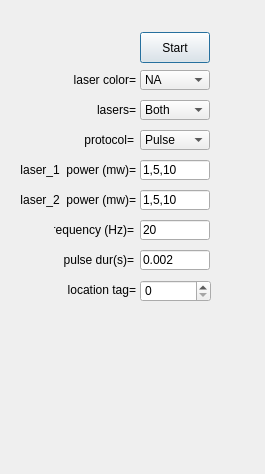
Above: src/foraging_gui/OpticalTagging.ui from AllenNeuralDynamics/dynamic-foraging-task before the change. Below: the same form after it.
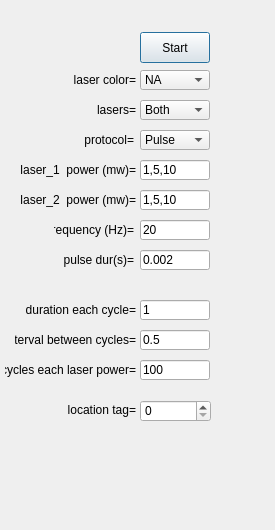
That is the form after the change.

What changed in the file:
```diff
--- a/src/foraging_gui/OpticalTagging.ui
+++ b/src/foraging_gui/OpticalTagging.ui
@@ -6,8 +6,8 @@
    <rect>
     <x>0</x>
     <y>0</y>
-    <width>265</width>
-    <height>474</height>
+    <width>275</width>
+    <height>530</height>
    </rect>
   </property>
   <property name="windowTitle">
@@ -413,7 +413,7 @@
    <property name="geometry">
     <rect>
      <x>60</x>
-     <y>280</y>
+     <y>400</y>
      <width>76</width>
      <height>20</height>
     </rect>
@@ -438,12 +438,171 @@
    <property name="geometry">
     <rect>
      <x>140</x>
-     <y>280</y>
+     <y>400</y>
      <width>71</width>
      <height>22</height>
     </rect>
    </property>
   </widget>
+  <widget class="QLabel" name="label1_18">
+   <property name="enabled">
+    <bool>true</bool>
+   </property>
+   <property name="geometry">
+    <rect>
+     <x>15</x>
+     <y>300</y>
+     <width>121</width>
+     <height>20</height>
+    </rect>
+   </property>
+   <property name="maximumSize">
+    <size>
+     <width>1000</width>
+     <height>16777215</height>
+    </size>
+   </property>
+   <property name="text">
+    <string>duration each cycle=</string>
+   </property>
+   <property name="textFormat">
+    <enum>Qt::AutoText</enum>
+   </property>
+   <property name="alignment">
+    <set>Qt::AlignRight|Qt::AlignTrailing|Qt::AlignVCenter</set>
+   </property>
+  </widget>
+  <widget class="QLineEdit" name="Duration_each_cycle">
+   <property name="enabled">
+    <bool>true</bool>
+   </property>
+   <property name="geometry">
+    <rect>
+     <x>140</x>
+     <y>300</y>
+     <width>70</width>
+     <height>20</height>
+    </rect>
+   </property>
+   <property name="maximumSize">
+    <size>
+     <width>1000</width>
+     <height>16777215</height>
+    </size>
+   </property>
+   <property name="text">
+    <string>1</string>
+   </property>
+   <property name="readOnly">
+    <bool>false</bool>
+   </property>
+  </widget>
+  <widget class="QLabel" name="label1_19">
+   <property name="enabled">
+    <bool>true</bool>
+   </property>
+   <property name="geometry">
+    <rect>
+     <x>15</x>
+     <y>330</y>
+     <width>121</width>
+     <height>20</height>
+    </rect>
+   </property>
+   <property name="maximumSize">
+    <size>
+     <width>1000</width>
+     <height>16777215</height>
+    </size>
+   </property>
+   <property name="text">
+    <string>interval between cycles=</string>
+   </property>
+   <property name="textFormat">
+    <enum>Qt::AutoText</enum>
+   </property>
+   <property name="alignment">
+    <set>Qt::AlignRight|Qt::AlignTrailing|Qt::AlignVCenter</set>
+   </property>
+  </widget>
+  <widget class="QLineEdit" name="Interval_between_cycles">
+   <property name="enabled">
+    <bool>true</bool>
+   </property>
+   <property name="geometry">
+    <rect>
+     <x>140</x>
+     <y>330</y>
+     <width>70</width>
+     <height>20</height>
+    </rect>
+   </property>
+   <property name="maximumSize">
+    <size>
+     <width>1000</width>
+     <height>16777215</height>
+    </size>
+   </property>
+   <property name="text">
+    <string>0.5</string>
+   </property>
+   <property name="readOnly">
+    <bool>false</bool>
+   </property>
+  </widget>
+  <widget class="QLineEdit" name="Cycles_each_power">
+   <property name="enabled">
+    <bool>true</bool>
+   </property>
+   <property name="geometry">
+    <rect>
+     <x>140</x>
+     <y>360</y>
+     <width>70</width>
+     <height>20</height>
+    </rect>
+   </property>
+   <property name="maximumSize">
+    <size>
+     <width>1000</width>
+     <height>16777215</height>
+    </size>
+   </property>
+   <property name="text">
+    <string>100</string>
+   </property>
+   <property name="readOnly">
+    <bool>false</bool>
+   </property>
+  </widget>
+  <widget class="QLabel" name="label1_20">
+   <property name="enabled">
+    <bool>true</bool>
+   </property>
+   <property name="geometry">
+    <rect>
+     <x>5</x>
+     <y>360</y>
+     <width>131</width>
+     <height>20</height>
+    </rect>
+   </property>
+   <property name="maximumSize">
+    <size>
+     <width>1000</width>
+     <height>16777215</height>
+    </size>
+   </property>
+   <property name="text">
+    <string>cycles each laser power=</string>
+   </property>
+   <property name="textFormat">
+    <enum>Qt::AutoText</enum>
+   </property>
+   <property name="alignment">
+    <set>Qt::AlignRight|Qt::AlignTrailing|Qt::AlignVCenter</set>
+   </property>
+  </widget>
  </widget>
  <resources/>
  <connections/>
```
Left out of the diff: 3 changed lines with no effect on the pictures.
